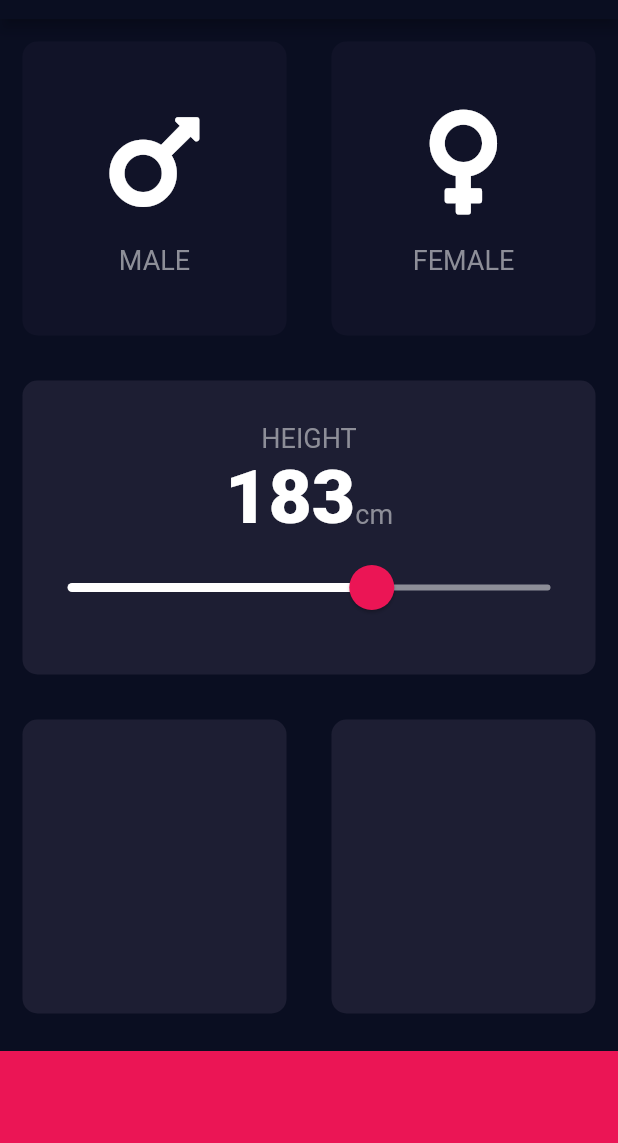
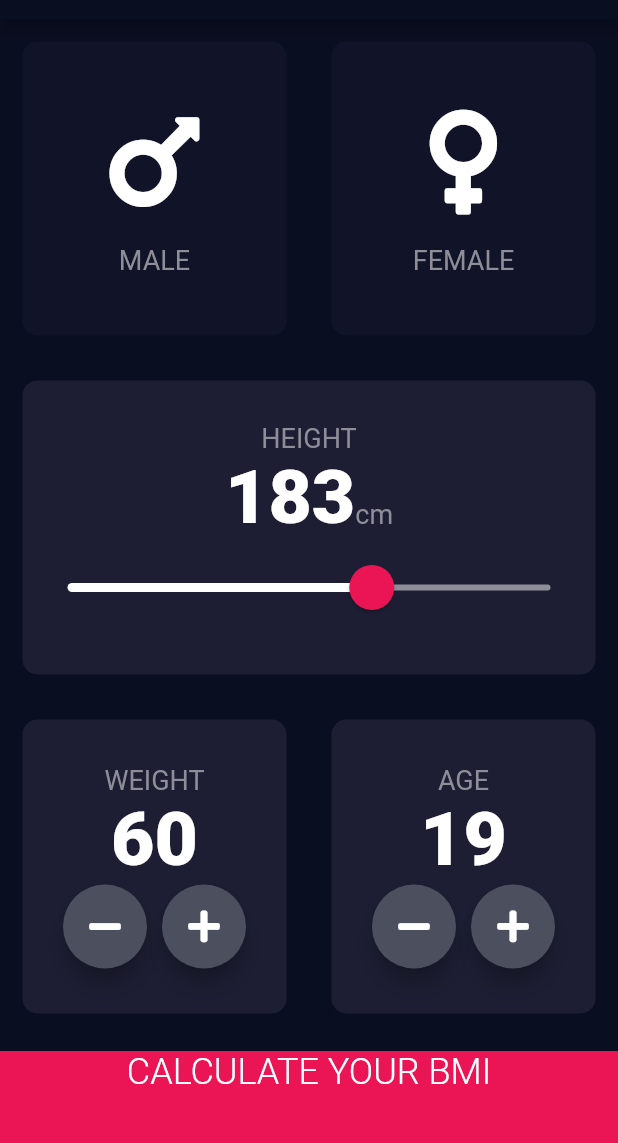
Before and after one commit to Flutter-Streamliner/BMI-Calculator, a Flutter app: the screen it shows after launch, on a phone screen of 412 x 824 dp, the part 65-1208 px from its top. Run offline on Flutter 3.47's test engine with Material 2 defaults, Android fonts, the phone set to English and light mode, and no system bars; our stand-ins replace font_awesome_flutter.

Commit message:
Build Custom Widgets for Weight and Age

```diff
--- a/lib/pages/input_page.dart
+++ b/lib/pages/input_page.dart
@@ -1,4 +1,5 @@
 import 'package:bmi_calculator/pages/reusable_card.dart';
+import 'package:bmi_calculator/widgets/round_icon_button.dart';
 import 'package:flutter/material.dart';
 import 'package:font_awesome_flutter/font_awesome_flutter.dart';
 
@@ -20,6 +21,17 @@ class _InputPageState extends State<InputPage> {
 
   Gender selectedGender;
   int height = 183;
+  int weight = 60;
+  int age = 19;
+
+
+  void addWeight() => setState((){ weight++; });
+
+  void addAge() => setState((){ age++; });
+
+  void substractWeight() => setState((){ weight <= 0 ? weight = 0 : weight--; });
+
+  void substractAge() => setState((){ age <= 0 ? age = 0 : age--; });
 
   @override
   Widget build(BuildContext context) {
@@ -111,8 +123,56 @@ class _InputPageState extends State<InputPage> {
               child: Row(
                 mainAxisAlignment: MainAxisAlignment.spaceEvenly,
                 children: [
-                  Expanded(child: ReusableCard(cardChild: Container(), onPressed: (){},)),
-                  Expanded(child: ReusableCard(cardChild: Container(), onPressed: (){},)),
+                  Expanded(
+                    child: ReusableCard(
+                      cardChild: Column(
+                        mainAxisAlignment: MainAxisAlignment.center,
+                        children: [
+                          Text('WEIGHT', style: kLabelTextStyle,),
+                          Text(weight.toString(), style: kNumberTextStyle),
+                          Row(
+                            mainAxisAlignment: MainAxisAlignment.center,
+                            children: [
+                              RoundIconButton(
+                                icon: FontAwesomeIcons.minus,
+                                onPressed: substractWeight,
+                              ),
+                              const SizedBox(width: 10.0),
+                              RoundIconButton(
+                                icon: FontAwesomeIcons.plus,
+                                onPressed: addWeight,
+                              ),
+                            ],
+                          )
+                        ],
+                      ),
+                    ),
+                  ),
+                  Expanded(
+                    child: ReusableCard(
+                      cardChild: Column(
+                        mainAxisAlignment: MainAxisAlignment.center,
+                        children: [
+                          Text('AGE', style: kLabelTextStyle,),
+                          Text(age.toString(), style: kNumberTextStyle),
+                          Row(
+                            mainAxisAlignment: MainAxisAlignment.center,
+                            children: [
+                              RoundIconButton(
+                                icon: FontAwesomeIcons.minus,
+                                onPressed: substractAge,
+                              ),
+                              const SizedBox(width: 10.0),
+                              RoundIconButton(
+                                icon: FontAwesomeIcons.plus,
+                                onPressed: addAge,
+                              ),
+                            ],
+                          )
+                        ],
+                      ),
+                    ),
+                  ),
                 ],
               ),
             ),
@@ -121,9 +181,12 @@ class _InputPageState extends State<InputPage> {
               margin: const EdgeInsets.only(top: 10.0),
               width: double.infinity,
               height: kBottomContainerHeight,
+              child: Text('CALCULATE YOUR BMI', textAlign: TextAlign.center , style: TextStyle(color: Colors.white, fontWeight: FontWeight.w300, fontSize: 24,),),
             ),
           ],
         ),
     );
+
   }
+
 }
--- a/lib/pages/reusable_card.dart
+++ b/lib/pages/reusable_card.dart
@@ -6,7 +6,7 @@ class ReusableCard extends StatelessWidget {
   final Widget cardChild;
   final Function onPressed;
 
-  const ReusableCard({this.color, @required this.cardChild, @required this.onPressed });
+  const ReusableCard({this.color, @required this.cardChild, this.onPressed });
 
   @override
   Widget build(BuildContext context) {
--- /dev/null
+++ b/lib/widgets/round_icon_button.dart
@@ -0,0 +1,20 @@
+import 'package:flutter/material.dart';
+
+class RoundIconButton extends StatelessWidget {
+  final IconData icon;
+  final Function onPressed;
+
+  const RoundIconButton({@required this.icon, @required this.onPressed});
+
+  @override
+  Widget build(BuildContext context) {
+    return RawMaterialButton(
+      child: Icon(icon),
+      onPressed: onPressed,
+      elevation: 6.0,
+      constraints: const BoxConstraints.tightFor(width: 56, height: 56),
+      shape: const CircleBorder(),
+      fillColor: const Color(0xFF4C4F5E),
+    );
+  }
+}
```
